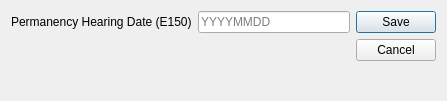
The window that ui/ui_permanency_hearing.ui (zstamper/AFCARS-AXE) describes before a commit, drawn with Qt 5.
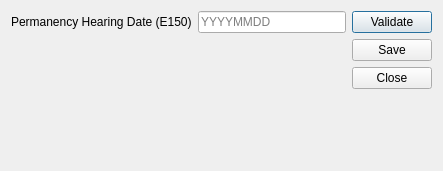
The same window after the commit.

What changed in the file:
```diff
--- a/ui/ui_permanency_hearing.ui
+++ b/ui/ui_permanency_hearing.ui
@@ -9,8 +9,8 @@
    <rect>
     <x>0</x>
     <y>0</y>
-    <width>447</width>
-    <height>101</height>
+    <width>443</width>
+    <height>171</height>
    </rect>
   </property>
   <property name="font">
@@ -50,14 +50,42 @@
     </layout>
    </item>
    <item>
-    <widget class="QDialogButtonBox" name="form_action">
-     <property name="orientation">
-      <enum>Qt::Vertical</enum>
-     </property>
-     <property name="standardButtons">
-      <set>QDialogButtonBox::Cancel|QDialogButtonBox::Save</set>
-     </property>
-    </widget>
+    <layout class="QVBoxLayout" name="verticalLayout">
+     <item>
+      <widget class="QPushButton" name="validate_button">
+       <property name="text">
+        <string>Validate</string>
+       </property>
+      </widget>
+     </item>
+     <item>
+      <widget class="QPushButton" name="save_button">
+       <property name="text">
+        <string>Save</string>
+       </property>
+      </widget>
+     </item>
+     <item>
+      <widget class="QPushButton" name="close_button">
+       <property name="text">
+        <string>Close</string>
+       </property>
+      </widget>
+     </item>
+     <item>
+      <spacer name="verticalSpacer">
+       <property name="orientation">
+        <enum>Qt::Vertical</enum>
+       </property>
+       <property name="sizeHint" stdset="0">
+        <size>
+         <width>20</width>
+         <height>40</height>
+        </size>
+       </property>
+      </spacer>
+     </item>
+    </layout>
    </item>
   </layout>
  </widget>
```
Left out of the diff: 35 changed lines with no effect on the pictures.
